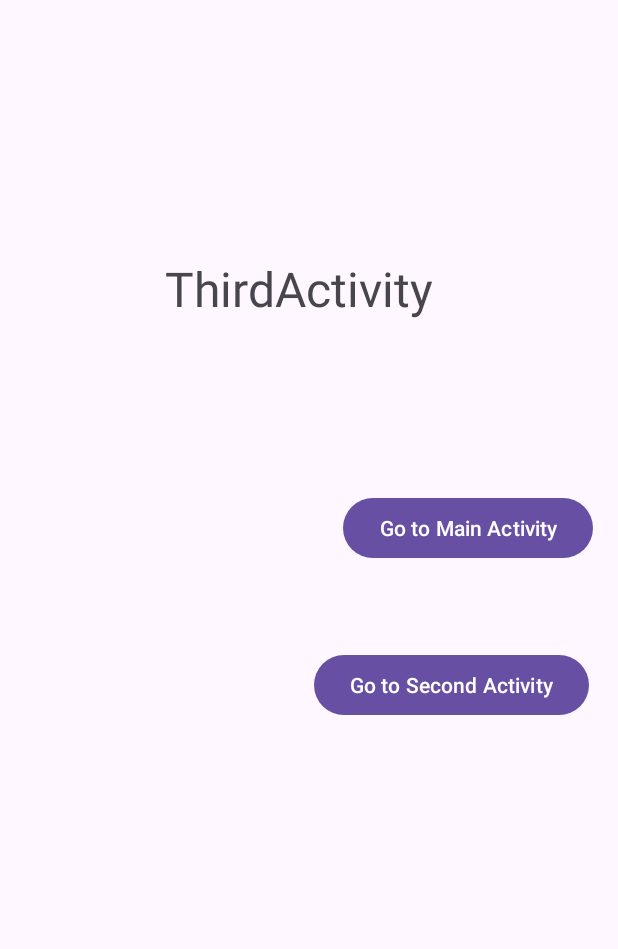
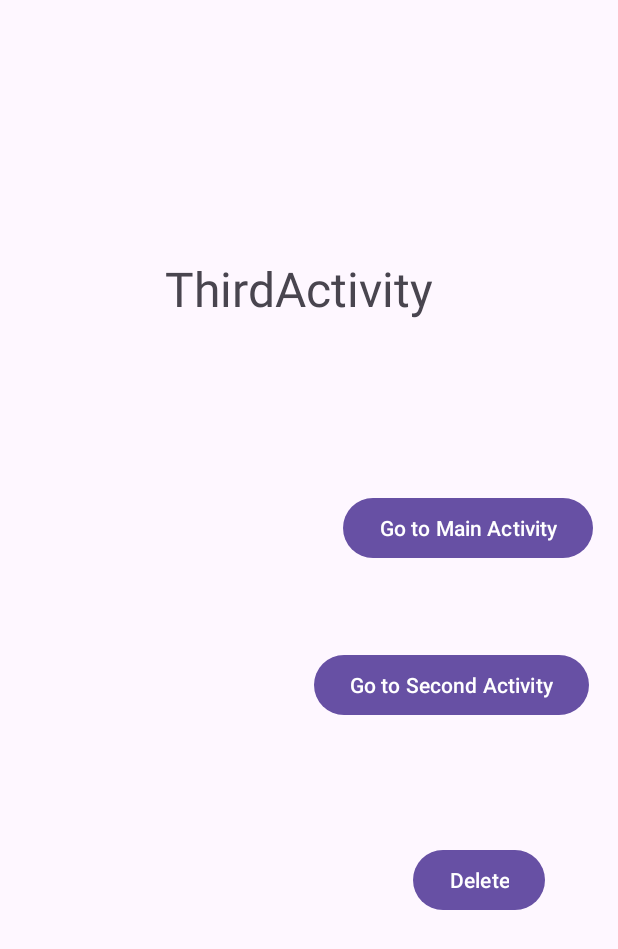
Before and after one commit to br0431/UPM_KotlinApp, an Android app: the SecondActivity screen opened directly, with no data from a screen before it, after a tap on "Go to third activity", on a phone screen of 412 x 824 dp. Shown: the top 949 px of the screen. Run offline under Robolectric (Android 15) with nearby library versions, the phone set to English and light mode, and no system bars; our stand-ins replace Room's generated code; 3 statements that could not run were skipped.

Commit message:
semana 6 hecho hasta refroit

```diff
--- a/app/src/main/java/com/example/helloworld_rv_ad/SecondActivity.kt
+++ b/app/src/main/java/com/example/helloworld_rv_ad/SecondActivity.kt
@@ -13,15 +13,24 @@ import android.widget.Button
 import android.widget.ArrayAdapter
 import android.widget.ListView
 import android.widget.TextView
+import androidx.lifecycle.lifecycleScope
+import androidx.room.Room
+import com.example.helloworld_rv_ad.room.AppDatabase
 import java.io.IOException
 import java.text.SimpleDateFormat
 import java.util.Date
 import java.util.Locale
 import com.google.android.material.bottomnavigation.BottomNavigationView
+import kotlinx.coroutines.Dispatchers
+import kotlinx.coroutines.launch
+import kotlinx.coroutines.withContext
 
 class SecondActivity : AppCompatActivity() {
     private val TAG = "btaSecondActivity"
     private var latestLocation: Location? = null
+    private lateinit var database: AppDatabase
+    private lateinit var adapter: CoordinatesAdapter
+    val listView: ListView = findViewById(R.id.lvCoordinates)
 
     override fun onCreate(savedInstanceState: Bundle?) {
         super.onCreate(savedInstanceState)
@@ -39,12 +48,14 @@ class SecondActivity : AppCompatActivity() {
         }
 
 
-        val listView: ListView = findViewById(R.id.lvCoordinates)
         val headerView = layoutInflater.inflate(R.layout.listview_header, listView, false)
         listView.addHeaderView(headerView, null, false)
         // Create adapter of coordiantes. See class below
-        val adapter = CoordinatesAdapter(this, readFileContents())
+        adapter = CoordinatesAdapter(this, mutableListOf())
         listView.adapter = adapter
+        database =
+            Room.databaseBuilder(applicationContext, AppDatabase::class.java, "coordinates").build()
+
         // ButtomNavigationMenu
         val navView: BottomNavigationView = findViewById(R.id.nav_view)
         navView.setOnNavigationItemSelectedListener { item ->
@@ -54,6 +65,7 @@ class SecondActivity : AppCompatActivity() {
                     startActivity(intent)
                     true
                 }
+
                 R.id.navigation_map -> {
                     if (latestLocation != null) {
                         val intent = Intent(this, OpenStreetMapsActivity::class.java)
@@ -61,23 +73,42 @@ class SecondActivity : AppCompatActivity() {
                         bundle.putParcelable("location", latestLocation)
                         intent.putExtra("locationBundle", bundle)
                         startActivity(intent)
-                    }else{
+                    } else {
                         Log.e(TAG, "Location not set yet.")
                     }
                     true
                 }
+
                 R.id.navigation_list -> {
                     val intent = Intent(this, SecondActivity::class.java)
                     startActivity(intent)
                     true
                 }
+
                 else -> false
             }
         }
+
     }
+
+    override fun onResume() {
+        super.onResume()
+        // Reutiliza el adaptador si ya está inicializado, en lugar de crear uno nuevo
+        if (!::adapter.isInitialized) {
+            adapter = CoordinatesAdapter(this, mutableListOf())
+            listView.adapter = adapter
+        }
+        lifecycleScope.launch(Dispatchers.IO) {
+            val itemCount = database.locationDao().getCount()
+            Log.d(TAG, "Number of items in database $itemCount.")
+            loadCoordinatesFromDatabase(adapter)
+        }
+    }
+
+
     private class CoordinatesAdapter(
         context: Context,
-        private val coordinatesList: List<List<String>>
+        private val coordinatesList: MutableList<List<String>>
     ) :
         ArrayAdapter<List<String>>(context, R.layout.listview_item, coordinatesList) {
         private val inflater: LayoutInflater = LayoutInflater.from(context)
@@ -91,16 +122,18 @@ class SecondActivity : AppCompatActivity() {
                 timestampTextView.text = formatTimestamp(item[0].toLong())
                 latitudeTextView.text = formatCoordinate(item[1].toDouble())
                 longitudeTextView.text = formatCoordinate(item[2].toDouble())
+                // move to next activity
                 view.setOnClickListener {
                     val intent = Intent(context, ThirdActivity::class.java).apply {
-                        putExtra("latitude", item[1])
-                        putExtra("longitude", item[2])
+                        putExtra("timestamp", item[0].toLong())
+                        putExtra("latitude", item[1].toDouble())
+                        putExtra("longitude", item[2].toDouble())
                     }
                     context.startActivity(intent)
                 }
             } catch (e: Exception) {
                 e.printStackTrace()
-                Log.e("CoordinatesAdapter", "getView: Exception parsing coordinates.");
+                Log.e("CoordinatesAdapter", "getView: Exception parsing coordinates.")
             }
             return view
         }
@@ -113,9 +146,42 @@ class SecondActivity : AppCompatActivity() {
         private fun formatCoordinate(value: Double): String {
             return String.format("%.6f", value)
         }
+
+        fun updateData(newData: List<List<String>>) {
+            this.coordinatesList.clear()
+            this.coordinatesList.addAll(newData)
+            notifyDataSetChanged()
+        }
     }
 
-    private fun readFileContents(): List<List<String>> {
+    private fun loadCoordinatesFromDatabase(adapter: CoordinatesAdapter) {
+        lifecycleScope.launch(Dispatchers.IO) {
+            try {
+                val coordinatesList = database.locationDao().getAllLocations()
+                val formattedList = coordinatesList.map {
+                    listOf(
+                        it.timestamp.toString(),
+                        it.latitude.toString(),
+                        it.longitude.toString()
+                    )
+                }
+
+                withContext(Dispatchers.Main) {
+                    adapter.updateData(formattedList)
+                }
+
+                Log.d(
+                    "CoordinatesAdapter",
+                    "Number of items in database " + database.locationDao().getCount() + "."
+                )
+            } catch (e: Exception) {
+                Log.e("Error", "Error loading coordinates from database", e)
+            }
+        }
+    }
+
+
+    fun readFileContents(): List<List<String>> {
         val fileName = "gps_coordinates.csv"
         return try {
             openFileInput(fileName).bufferedReader().useLines { lines ->
--- a/app/src/main/java/com/example/helloworld_rv_ad/ThirdActivity.kt
+++ b/app/src/main/java/com/example/helloworld_rv_ad/ThirdActivity.kt
@@ -1,18 +1,34 @@
 package com.example.helloworld_rv_ad
 
+import android.annotation.SuppressLint
 import android.content.ContentValues.TAG
+import android.content.Context
 import android.content.Intent
 import androidx.appcompat.app.AppCompatActivity
 import android.os.Bundle
 import android.util.Log
 import android.widget.Button
+import android.widget.Toast
+import androidx.appcompat.app.AlertDialog
+import androidx.lifecycle.lifecycleScope
+import androidx.room.Room
+import com.example.helloworld_rv_ad.room.AppDatabase
+import kotlinx.coroutines.Dispatchers
+import kotlinx.coroutines.launch
+import kotlinx.coroutines.withContext
 
 class ThirdActivity : AppCompatActivity() {
+    lateinit var database: AppDatabase
+    @SuppressLint("MissingInflatedId")
     override fun onCreate(savedInstanceState: Bundle?) {
         super.onCreate(savedInstanceState)
         setContentView(R.layout.activity_third)
         val buttonNext: Button = findViewById(R.id.ThirdToMainButton)
         val secondButton: Button = findViewById(R.id.ThirdToSecondActivity)
+        val timestamp = intent.getLongExtra("timestamp", 0)
+        val latitude = intent.getDoubleExtra("latitude", 40.475172)
+        val longitude = intent.getDoubleExtra("longitude", -3.461757)
+
         buttonNext.setOnClickListener {
             val intent = Intent(this, MainActivity::class.java)
             startActivity(intent)
@@ -21,14 +37,42 @@ class ThirdActivity : AppCompatActivity() {
             val intent2 = Intent(this, SecondActivity::class.java)
             startActivity(intent2)
         }
-        val latitude = intent.getStringExtra("latitude")
-        val longitude = intent.getStringExtra("longitude")
-        Log.d(TAG, "Latitude: $latitude, Longitude: $longitude")
+        val userIdentifier = getUserIdentifier()
+        if (userIdentifier == null) {
+            Toast.makeText(this, "User ID not set set. Request will not work", Toast.LENGTH_LONG).show()
+        }
+        Log.d(TAG, "Latitude: $latitude, Longitude: $longitude, Timestamp: $timestamp")
+
         val buttonPrevious: Button = findViewById(R.id.ThirdToSecondActivity)
         buttonPrevious.setOnClickListener {
             val intent = Intent(this, SecondActivity::class.java)
             startActivity(intent)
         }
+        val deleteButton: Button = findViewById(R.id.DeleteButton)
+        deleteButton.setOnClickListener {
+            AlertDialog.Builder(this)
+                .setTitle("Confirm delete")
+                .setMessage("Are you sure you want to delete this item?")
+                .setPositiveButton("Yes") { dialog, which ->
+                    database = Room.databaseBuilder(applicationContext, AppDatabase::class.java, "coordinates").build()
+                    lifecycleScope.launch(Dispatchers.IO) {
+                        Log.d(TAG, "Number of items in database before delete "+database.locationDao().getCount()+".");
+                        database.locationDao().deleteLocationByTimestamp(timestamp)
+                        Log.d(TAG, "Number of items in database after delete "+database.locationDao().getCount()+".");
+                        withContext(Dispatchers.Main) {
+                            finish()
+                        }
+                    }
+                }
+                .setNegativeButton("No", null)
+                .show()
+        }
+
 
     }
+    private fun getUserIdentifier(): String? {
+        val sharedPreferences = this.getSharedPreferences("AppPreferences", Context.MODE_PRIVATE)
+        return sharedPreferences.getString("userIdentifier", null)
+    }
+
 }
--- /dev/null
+++ b/app/src/main/java/com/example/helloworld_rv_ad/room/DataBase.kt
@@ -0,0 +1,8 @@
+package com.example.helloworld_rv_ad.room
+
+import androidx.room.Database
+import androidx.room.RoomDatabase
+@Database(entities = [User::class], version = 1)
+abstract class AppDatabase : RoomDatabase() {
+    abstract fun locationDao(): UserDao
+}
--- /dev/null
+++ b/app/src/main/java/com/example/helloworld_rv_ad/room/UserDao.kt
@@ -0,0 +1,17 @@
+package com.example.helloworld_rv_ad.room
+
+import androidx.room.Dao
+import androidx.room.Insert
+import androidx.room.Query
+
+@Dao
+interface UserDao {
+    @Insert
+    fun insertLocation(locationEntity: User)
+    @Query("SELECT * FROM users")
+    fun getAllLocations(): List<User>
+    @Query("SELECT COUNT(*) FROM users")
+    fun getCount(): Int
+    @Query("DELETE FROM users WHERE timestamp = :timestamp")
+    fun deleteLocationByTimestamp(timestamp: Long)
+}
--- a/app/src/main/res/layout/activity_third.xml
+++ b/app/src/main/res/layout/activity_third.xml
@@ -52,4 +52,20 @@
         app:layout_constraintStart_toStartOf="parent"
         app:layout_constraintTop_toBottomOf="@+id/ThirdToMainButton"
         tools:visibility="visible" />
+
+    <Button
+        android:id="@+id/DeleteButton"
+        android:layout_width="wrap_content"
+        android:layout_height="wrap_content"
+        android:layout_marginStart="274dp"
+        android:layout_marginTop="76dp"
+        android:layout_marginEnd="48dp"
+        android:layout_marginBottom="208dp"
+        android:text="Delete"
+        android:visibility="visible"
+        app:layout_constraintBottom_toBottomOf="parent"
+        app:layout_constraintEnd_toEndOf="parent"
+        app:layout_constraintStart_toStartOf="parent"
+        app:layout_constraintTop_toBottomOf="@+id/ThirdToSecondActivity"
+        tools:visibility="visible" />
 </androidx.constraintlayout.widget.ConstraintLayout>
```
Also changed, not shown: app/build.gradle.kts (+10 -2 lines), app/src/main/java/com/example/helloworld_rv_ad/MainActivity.kt (+17 -1 lines), app/src/main/java/com/example/helloworld_rv_ad/room/User.kt (added, +13 -0 lines).
